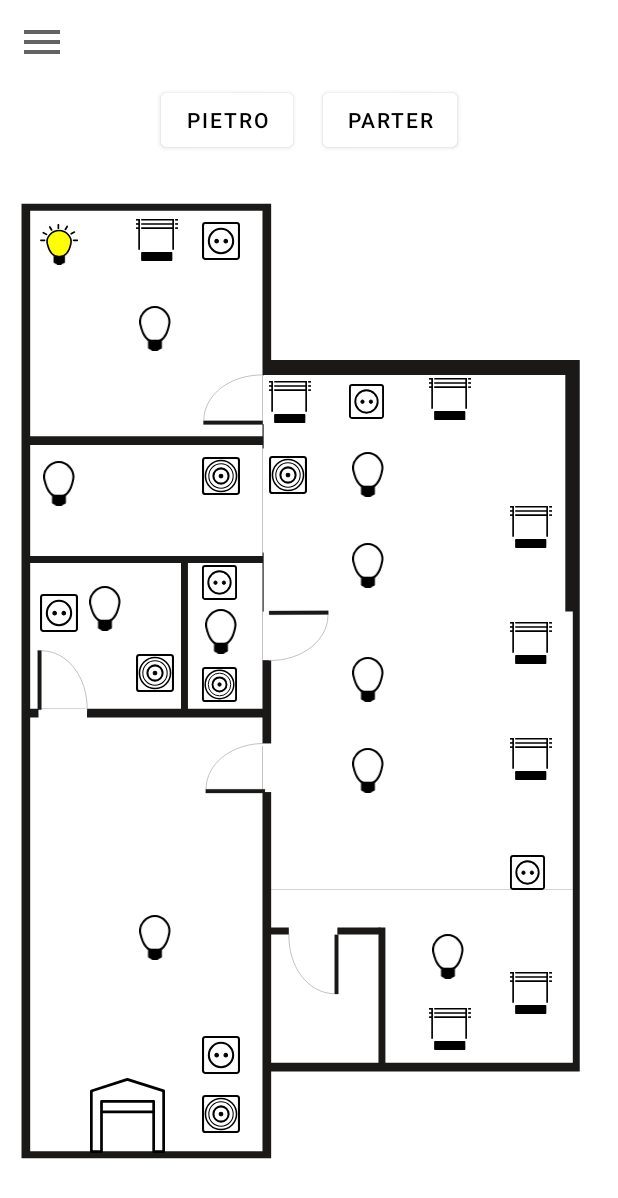
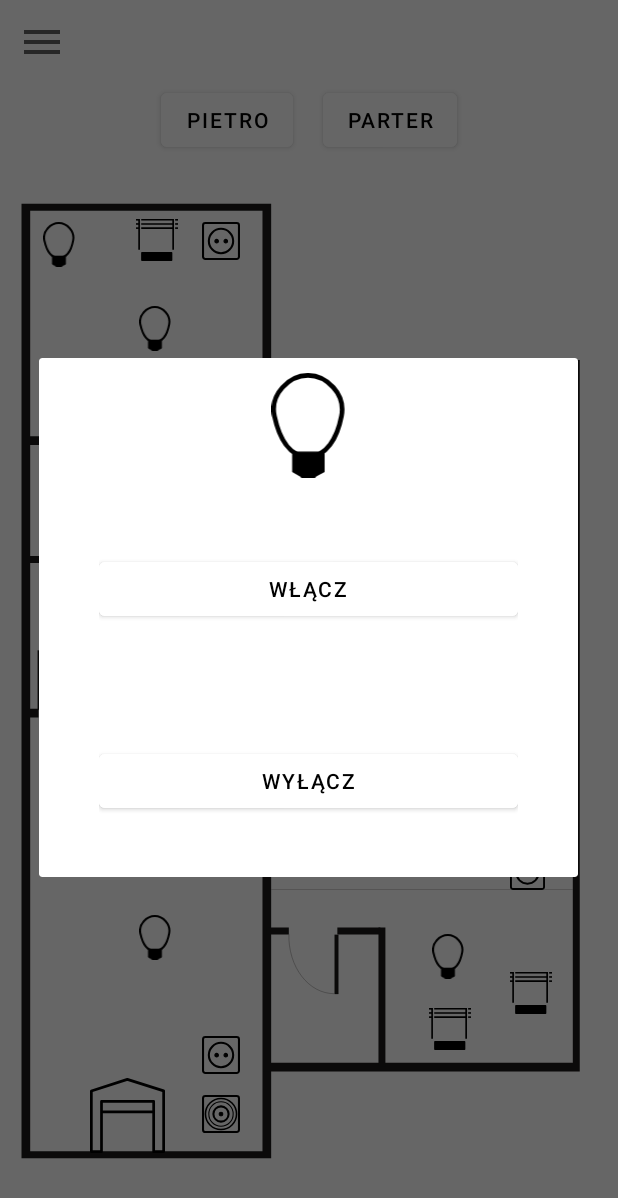
Before and after one commit to JakubManka/InteligentBuilding, an Android app: the screen it shows after launch (FloorActivity), after a tap on an icon or button, on a phone screen of 412 x 824 dp. Shown: the top 1198 px of the screen. Run offline under Robolectric (Android 15) with nearby library versions, the phone set to English and light mode, and no system bars.

Commit message:
add popup window

```diff
--- a/app/src/main/java/pwr/inteligentbuilding/activity/FloorActivity.java
+++ b/app/src/main/java/pwr/inteligentbuilding/activity/FloorActivity.java
@@ -2,6 +2,7 @@ package pwr.inteligentbuilding.activity;
 
 import static android.view.WindowManager.LayoutParams.FLAG_FULLSCREEN;
 
+import androidx.appcompat.app.AlertDialog;
 import androidx.appcompat.app.AppCompatActivity;
 import androidx.drawerlayout.widget.DrawerLayout;
 
@@ -14,10 +15,13 @@ import android.widget.RelativeLayout;
 import pwr.inteligentbuilding.R;
 
 public class FloorActivity extends AppCompatActivity {
-    DrawerLayout drawerLayout;
-    LinearLayout firstFloor;
-    LinearLayout groundFloor;
-    RelativeLayout gate;
+    private DrawerLayout drawerLayout;
+    private LinearLayout firstFloor;
+    private LinearLayout groundFloor;
+    private RelativeLayout gate;
+    private AlertDialog.Builder dialogBuilder;
+    private AlertDialog dialog;
+    private ImageView deviceStatus;
 
     @Override
     protected void onCreate(Bundle savedInstanceState) {
@@ -25,6 +29,7 @@ public class FloorActivity extends AppCompatActivity {
         setContentView(R.layout.activity_floor);
         getWindow().setFlags(FLAG_FULLSCREEN, FLAG_FULLSCREEN);
 
+        deviceStatus = findViewById(R.id.deviceStatus);
         firstFloor = findViewById(R.id.first_floor);
         groundFloor = findViewById(R.id.ground_floor);
         drawerLayout = findViewById(R.id.drawerLayout);
@@ -60,20 +65,7 @@ public class FloorActivity extends AppCompatActivity {
     }
 
     public void handleLightClick(View view) {
-        ImageView light = (ImageView) view;
-        if (light.getTag() != null) {
-            int tag = (int) light.getTag();
-            if (tag == R.drawable.ic_light_off) {
-                light.setImageResource(R.drawable.ic_light_on);
-                light.setTag(R.drawable.ic_light_on);
-            } else {
-                light.setImageResource(R.drawable.ic_light_off);
-                light.setTag(R.drawable.ic_light_off);
-            }
-        } else {
-            light.setImageResource(R.drawable.ic_light_on);
-            light.setTag(R.drawable.ic_light_on);
-        }
+        createCustomDialog(R.layout.popup_light);
     }
 
     public void handleSocketClick(View view) {
@@ -143,4 +135,12 @@ public class FloorActivity extends AppCompatActivity {
             gate.setTag(R.drawable.ic_gate_on);
         }
     }
+
+    private void createCustomDialog(int layout){
+        dialogBuilder = new AlertDialog.Builder(this);
+        final View contactPopupView = getLayoutInflater().inflate(layout, null);
+        dialogBuilder.setView(contactPopupView);
+        dialog = dialogBuilder.create();
+        dialog.show();
+    }
 }
--- /dev/null
+++ b/app/src/main/res/layout/popup_light.xml
@@ -0,0 +1,55 @@
+<?xml version="1.0" encoding="utf-8"?>
+<LinearLayout xmlns:android="http://schemas.android.com/apk/res/android"
+    android:layout_width="match_parent"
+    android:layout_height="match_parent"
+    android:orientation="vertical">
+
+    <LinearLayout
+        android:layout_width="match_parent"
+        android:layout_height="match_parent"
+        android:layout_margin="10dp"
+        android:layout_weight="2">
+
+        <ImageView
+            android:id="@+id/deviceStatus"
+            android:layout_width="fill_parent"
+            android:layout_height="70dp"
+            android:layout_gravity="center"
+            android:src="@drawable/ic_light_off" />
+
+    </LinearLayout>
+
+    <LinearLayout
+        android:layout_width="match_parent"
+        android:layout_height="match_parent"
+        android:layout_margin="40dp"
+        android:layout_weight="2">
+
+        <Button
+            android:id="@+id/turnOnButton"
+            android:layout_width="match_parent"
+            android:layout_height="match_parent"
+            android:backgroundTint="@color/white"
+            android:text="@string/turnOn"
+            android:textColor="@color/black" />
+
+    </LinearLayout>
+
+    <LinearLayout
+        android:layout_width="match_parent"
+        android:layout_height="match_parent"
+        android:layout_margin="40dp"
+        android:layout_weight="2">
+
+        <Button
+            android:id="@+id/turnOffButton"
+            android:layout_width="match_parent"
+            android:layout_height="match_parent"
+            android:backgroundTint="@color/white"
+            android:text="@string/turnOff"
+            android:textColor="@color/black" />
+
+    </LinearLayout>
+
+
+</LinearLayout>
--- a/app/src/main/res/values/strings.xml
+++ b/app/src/main/res/values/strings.xml
@@ -30,4 +30,6 @@
     <string name="hello_second_fragment">Hello second fragment. Arg: %1$s</string>
     <string name="ground_floor">parter</string>
     <string name="floor">pietro</string>
+    <string name="turnOn">WŁĄCZ</string>
+    <string name="turnOff">WYŁĄCZ</string>
 </resources>
```
Also changed, not shown: app/src/main/res/layout/popup_gate.xml (added, +55 -0 lines), app/src/main/res/layout/popup_sensor.xml (added, +55 -0 lines), app/src/main/res/layout/popup_socket.xml (added, +55 -0 lines), app/src/main/res/layout/popup_sunblind.xml (added, +55 -0 lines).
